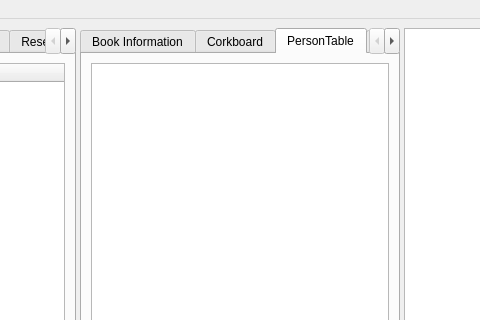
NovelLab/sms-editor1, file mainwindow.ui: the form before one commit; both pictures show x 331 to 811 and y 0 to 320 of the 1257 by 664 pixel window.
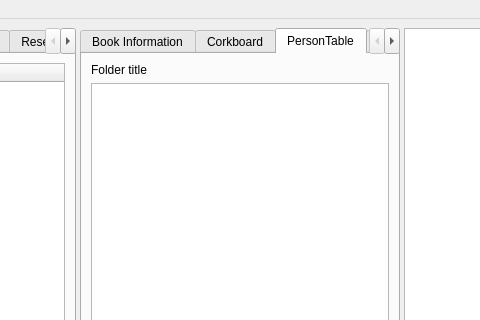
The form after the commit. The open tabs and pages were chosen to show the change. Custom widgets are drawn as their Qt base class.

Commit message: Add: folder title display on each view.

Patch:
```diff
--- a/mainwindow.ui
+++ b/mainwindow.ui
@@ -689,6 +689,13 @@
          <string>PersonTable</string>
         </attribute>
         <layout class="QVBoxLayout" name="verticalLayout_10">
+         <item>
+          <widget class="QLabel" name="lblPersonTableTitle">
+           <property name="text">
+            <string>Folder title</string>
+           </property>
+          </widget>
+         </item>
          <item>
           <widget class="PersonsTableView" name="personsTableView"/>
          </item>
```
Left out of the diff: 16 changed lines with no effect on the pictures. The commit also changes 10 other files.
